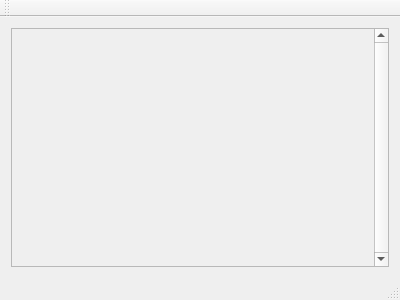
Before: the Qt Designer form mainwindow.ui in sly-loki/ToDoApp, drawn with Qt 5.
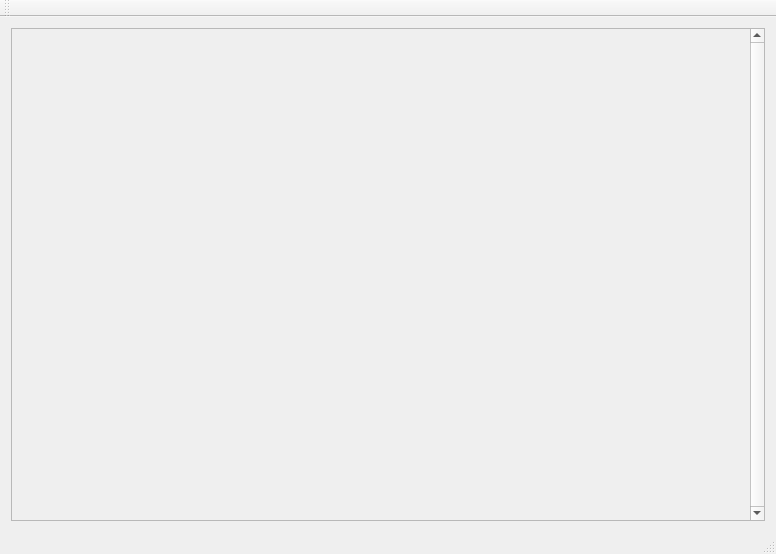
After: the same form once the commit is applied.

```diff
--- a/mainwindow.ui
+++ b/mainwindow.ui
@@ -6,8 +6,8 @@
    <rect>
     <x>0</x>
     <y>0</y>
-    <width>400</width>
-    <height>300</height>
+    <width>776</width>
+    <height>554</height>
    </rect>
   </property>
   <property name="windowTitle">
@@ -31,8 +31,8 @@
         <rect>
          <x>0</x>
          <y>0</y>
-         <width>367</width>
-         <height>220</height>
+         <width>743</width>
+         <height>474</height>
         </rect>
        </property>
        <property name="sizePolicy">
```
Left out of the diff: 2 changed lines with no effect on the pictures.
